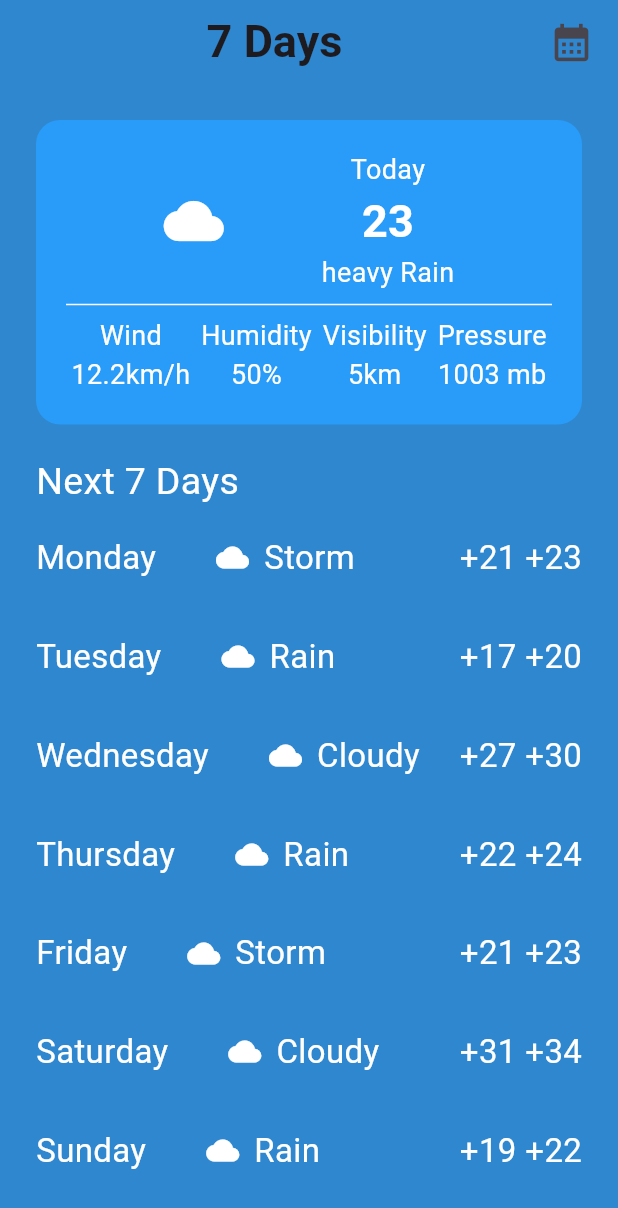
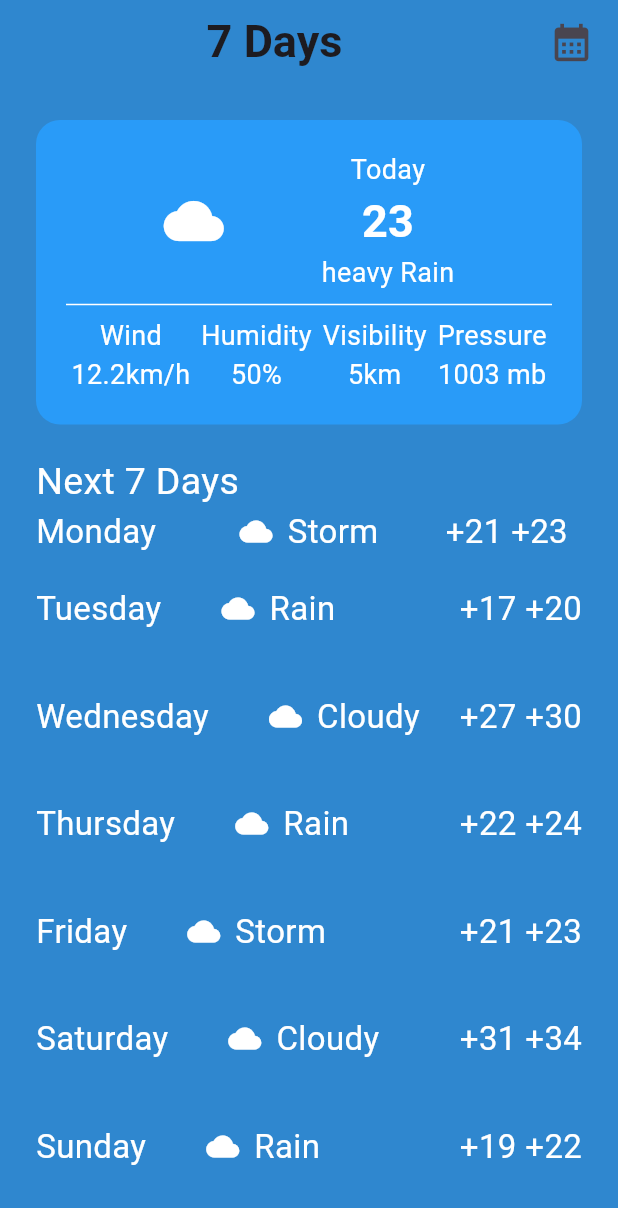
Before and after one commit to Maheenjutt/weatherapp, a Flutter app: the screen it shows after launch, on a phone screen of 412 x 824 dp. Shown: the top 1208 px of the screen. Run offline on Flutter 3.47's test engine with Material 3 defaults, Android fonts, the phone set to English and light mode, and no system bars.

Commit message:
some changes done

```diff
--- a/lib/home.dart
+++ b/lib/home.dart
@@ -13,6 +13,7 @@ class _WeatherState extends State<Weather> {
     return Scaffold(
       backgroundColor: const Color(0xFF2F87CF),
       appBar: AppBar(
+        elevation: 0,
         backgroundColor: const Color(0xFF2F87CF),
         title: const Center(
           child: Text(
@@ -149,20 +150,19 @@ class _WeatherState extends State<Weather> {
                 ),
               ],
             ),
-            const Expanded(
+            const Row(
+              children: [
+                Expanded(
                   flex: 1,
-              child: Row(
-                children: [
-                  Text(
+                  child: Text(
                     "Monday",
                     style: TextStyle(color: Colors.white, fontSize: 22),
                   ),
-                  SizedBox(
-                    width: 40,
                 ),
                 Expanded(
                   flex: 2,
                   child: Row(
+                    mainAxisAlignment: MainAxisAlignment.center,
                     children: [
                       Icon(
                         Icons.cloud,
@@ -179,12 +179,14 @@ class _WeatherState extends State<Weather> {
                     ],
                   ),
                 ),
-                  Text(
+                Expanded(
+                  flex: 1,
+                  child: Text(
                     "+21 +23",
                     style: TextStyle(color: Colors.white, fontSize: 22),
                   ),
+                ),
               ],
-              ),
             ),
             const Expanded(
               flex: 1,
```
Lines whose indentation alone changed are shown as unchanged.
